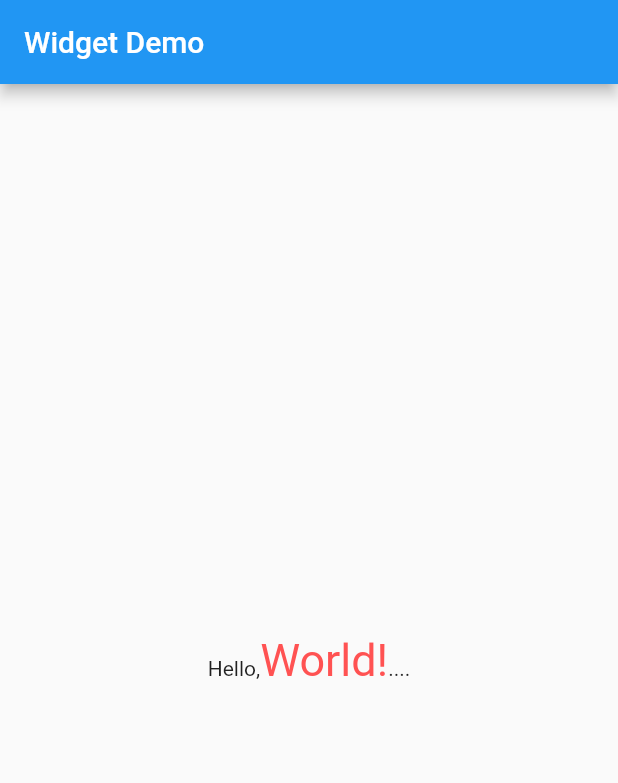
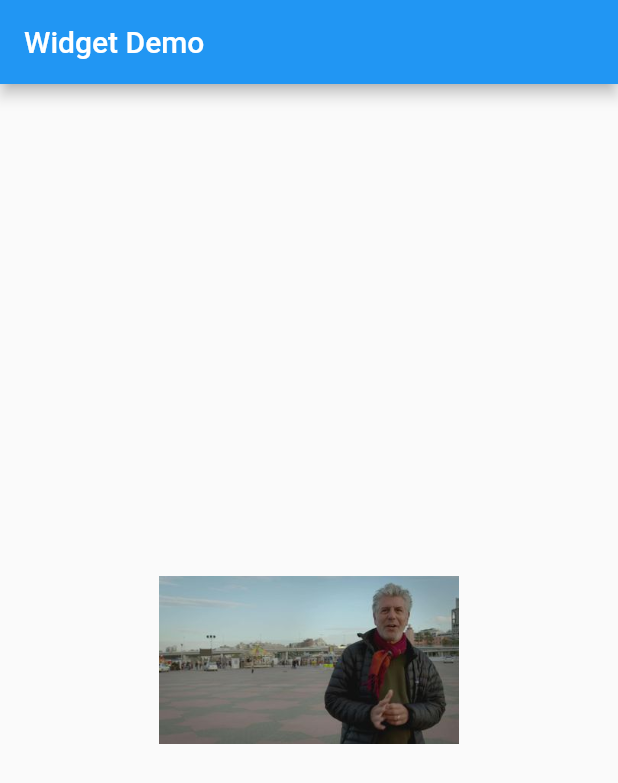
Before and after one commit to devin1014/flutter_widget_demo, a Flutter app: the screen it shows after launch, on a phone screen of 412 x 824 dp. Shown: the top 783 px of the screen. Run offline on Flutter 3.47's test engine with Material 2 defaults, Android fonts, the phone set to English and light mode, and no system bars; our stand-ins replace fluttertoast.

Commit message:
[Add] animation.dart

```diff
--- /dev/null
+++ b/lib/animation/animation.dart
@@ -0,0 +1,87 @@
+import 'package:flutter/material.dart';
+
+class AnimationPage extends StatefulWidget {
+  @override
+  State<StatefulWidget> createState() => _AnimationPageState();
+}
+
+class _AnimationPageState extends State<AnimationPage> with SingleTickerProviderStateMixin {
+  late Animation<double> animation;
+  late AnimationController controller;
+
+  @override
+  void initState() {
+    super.initState();
+    controller = AnimationController(duration: const Duration(milliseconds: 1500), vsync: this);
+    // animation = CurvedAnimation(parent: controller, curve: Curves.bounceIn);
+    animation = Tween(begin: 0.0, end: 300.0).animate(controller)
+      ..addListener(() {
+        setState(() {});
+      });
+    animation.addStatusListener((status) {
+      if (status == AnimationStatus.completed) {
+        controller.reverse();
+      } else if (status == AnimationStatus.dismissed) {
+        controller.forward();
+      }
+    });
+    controller.forward();
+  }
+
+  @override
+  void dispose() {
+    controller.dispose();
+    super.dispose();
+  }
+
+  @override
+  Widget build(BuildContext context) {
+    return GrowTransition(
+      animation: animation,
+      child: Image.asset("images/image_1.jpg"),
+    );
+    // return AnimatedImage(
+    //   animation: animation,
+    // );
+  }
+}
+
+class AnimatedImage extends AnimatedWidget {
+  const AnimatedImage({Key? key, required Animation<double> animation}) : super(key: key, listenable: animation);
+
+  @override
+  Widget build(BuildContext context) {
+    final animation = listenable as Animation<double>;
+    return Center(
+      child: Image.asset(
+        "images/image_1.jpg",
+        width: animation.value,
+        height: animation.value,
+      ),
+    );
+  }
+}
+
+class GrowTransition extends StatelessWidget {
+  const GrowTransition({required this.animation, this.child, Key? key}) : super(key: key);
+
+  final Widget? child;
+  final Animation<double> animation;
+
+  @override
+  Widget build(BuildContext context) {
+    return Center(
+      child: AnimatedBuilder(
+        animation: animation,
+        builder: (context, child) {
+          return SizedBox(
+            height: animation.value,
+            width: animation.value,
+            child: child,
+          );
+        },
+        child: child,
+      ),
+    );
+  }
+}
--- a/lib/main.dart
+++ b/lib/main.dart
@@ -1,5 +1,6 @@
 import 'package:flutter/material.dart';
-import 'package:flutter_widget_demo/touch/gusture.dart';
+
+import 'animation/animation.dart';
 
 void main() {
   runApp(const MyApp());
@@ -24,6 +25,6 @@ class MyApp extends StatelessWidget {
             //   titleClickListener: (item) => Fluttertoast.showToast(msg: "click: $item"),
             //   contentClickListener: (item) => Fluttertoast.showToast(msg: "click: $item"),
             // ),
-            body: GestureRecognizerPage()));
+            body: AnimationPage()));
   }
 }
```
